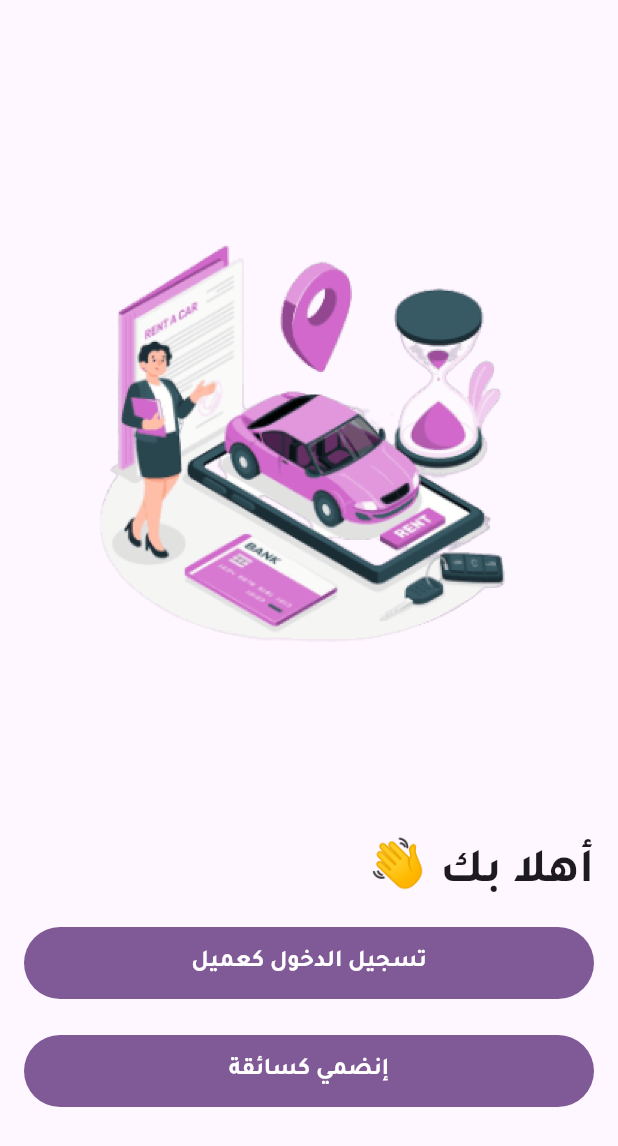
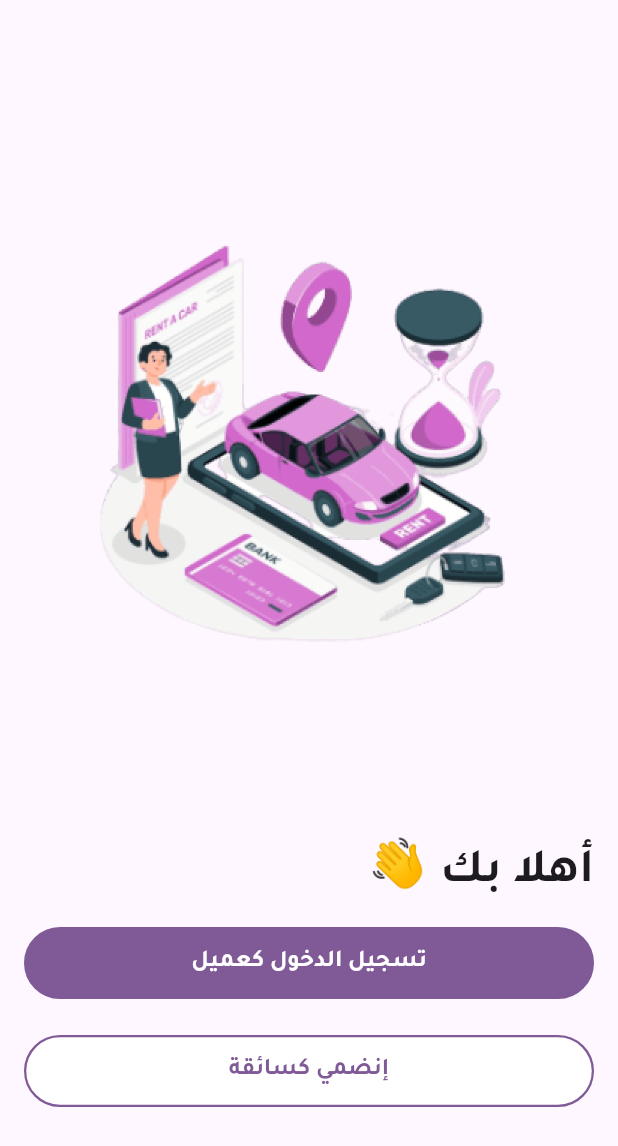
Before and after one commit to elsankry02/Lady_Driver_App, a Flutter app: the Onboarding3 screen opened directly, on a phone screen of 412 x 824 dp. Shown: the top 1146 px of the screen. Run offline on Flutter 3.47's test engine with Material 3 defaults, Android fonts, the phone set to English and light mode, and no system bars; our stand-ins replace flutter_svg.

Commit message:
finished onboarding3

```diff
--- a/lib/core/components/custom_botton.dart
+++ b/lib/core/components/custom_botton.dart
@@ -5,12 +5,14 @@ class CustomBotton extends StatelessWidget {
     super.key,
     required this.text,
     required this.color,
-    required this.colorTextTheme,
+    required this.textThemeColor,
+    required this.borderColor,
   });
 
   final String text;
   final Color color;
-  final Color colorTextTheme;
+  final Color textThemeColor;
+  final Color borderColor;
 
   @override
   Widget build(BuildContext context) {
@@ -19,6 +21,10 @@ class CustomBotton extends StatelessWidget {
       height: 48,
       width: double.infinity,
       decoration: BoxDecoration(
+        border: Border.all(
+          width: 1.5,
+          color: borderColor,
+        ),
         borderRadius: BorderRadius.circular(28),
         color: color,
       ),
@@ -26,7 +32,7 @@ class CustomBotton extends StatelessWidget {
         child: Text(
           text,
           style: textTheme.titleMedium!
-              .copyWith(color: colorTextTheme, fontWeight: FontWeight.w700),
+              .copyWith(color: textThemeColor, fontWeight: FontWeight.w700),
         ),
       ),
     );
--- a/lib/models/onboarding_model.dart
+++ b/lib/models/onboarding_model.dart
@@ -14,6 +14,6 @@ List<OnboardingModel> listOnBoarding = [
   OnboardingModel(
     'assets/image/car2_1.png',
     'اكتشفي عالم جديد من الرفاهية',
-    '.استمتعي بخدمة توصيل فريدة من نوعها مصممة خصيصًا لكِ',
+    '.استمتعي بخدمة توصيل فريدة من نوعها مصممة خصيصًا \n لكِ',
   ),
 ];
--- a/lib/views/onboarding_3.dart
+++ b/lib/views/onboarding_3.dart
@@ -38,7 +38,8 @@ class Onboarding3 extends StatelessWidget {
             ),
             //! Log-in
             const CustomBotton(
-              colorTextTheme: kWhite,
+              borderColor: kPrimaryColor,
+              textThemeColor: kWhite,
               text: 'تسجيل الدخول كعميل',
               color: kPrimaryColor,
             ),
@@ -46,12 +47,27 @@ class Onboarding3 extends StatelessWidget {
               height: 24,
             ),
             //! Join
-
-            const CustomBotton(
-              colorTextTheme: kWhite,
-              text: 'إنضمي كسائقة',
-              color: kPrimaryColor,
-            ),
+            Container(
+              height: 48,
+              width: double.infinity,
+              decoration: BoxDecoration(
+                border: Border.all(
+                  width: 1.5,
+                  color: kPrimaryColor,
+                ),
+                borderRadius: BorderRadius.circular(28),
+                color: kWhite,
+              ),
+              child: Center(
+                child: Text(
+                  'إنضمي كسائقة',
+                  style: textTheme.titleMedium!.copyWith(
+                    color: kPrimaryColor,
+                    fontWeight: FontWeight.w700,
+                  ),
+                ),
+              ),
+            )
           ],
         ),
       ),
```
Also changed, not shown: lib/views/onboarding_view.dart (+13 -7 lines).
